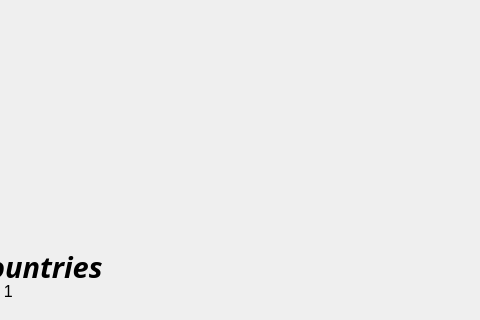
Qt form mainwindow.ui (TheLastKiwi/Risk) before a commit; both pictures show x 627 to 1107 and y 328 to 648 of the 1227 by 648 pixel window.
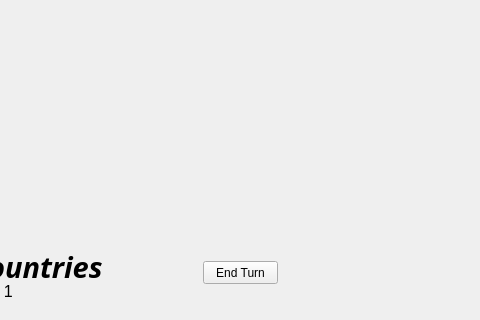
The same form after that commit. Icons and pictures are not drawn.

Patch:
```diff
--- a/mainwindow.ui
+++ b/mainwindow.ui
@@ -115,6 +115,19 @@
      </property>
     </widget>
    </widget>
+   <widget class="QPushButton" name="pushButton">
+    <property name="geometry">
+     <rect>
+      <x>830</x>
+      <y>570</y>
+      <width>75</width>
+      <height>23</height>
+     </rect>
+    </property>
+    <property name="text">
+     <string>End Turn</string>
+    </property>
+   </widget>
   </widget>
   <widget class="QMenuBar" name="menuBar">
    <property name="geometry">
```
